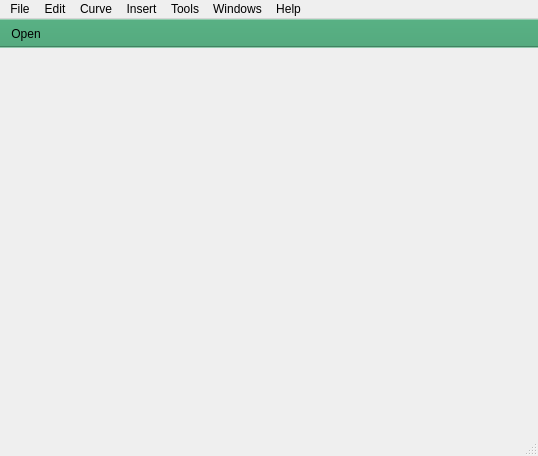
Before: the Qt Designer form icurve_v2.0/icurve/resource/icurve.ui in Sunfe/icurve, drawn with Qt 5.
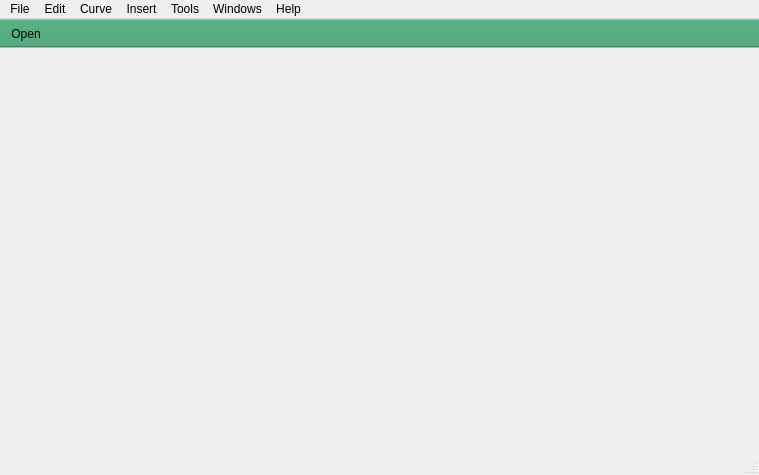
After: the same form once the commit is applied. Icons and pictures are not drawn.

Diff of the .ui file:
```diff
--- a/icurve_v2.0/icurve/resource/icurve.ui
+++ b/icurve_v2.0/icurve/resource/icurve.ui
@@ -6,8 +6,8 @@
    <rect>
     <x>0</x>
     <y>0</y>
-    <width>538</width>
-    <height>456</height>
+    <width>759</width>
+    <height>475</height>
    </rect>
   </property>
   <property name="windowTitle">
@@ -19,7 +19,7 @@
     <rect>
      <x>0</x>
      <y>0</y>
-     <width>538</width>
+     <width>759</width>
      <height>17</height>
     </rect>
    </property>
```
Left out of the diff: 38 changed lines with no effect on the pictures.
